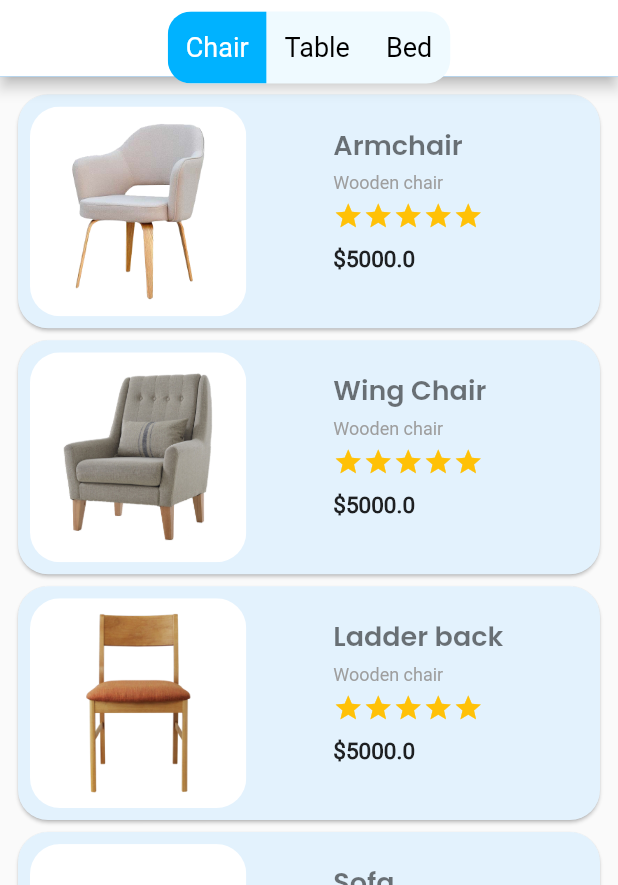
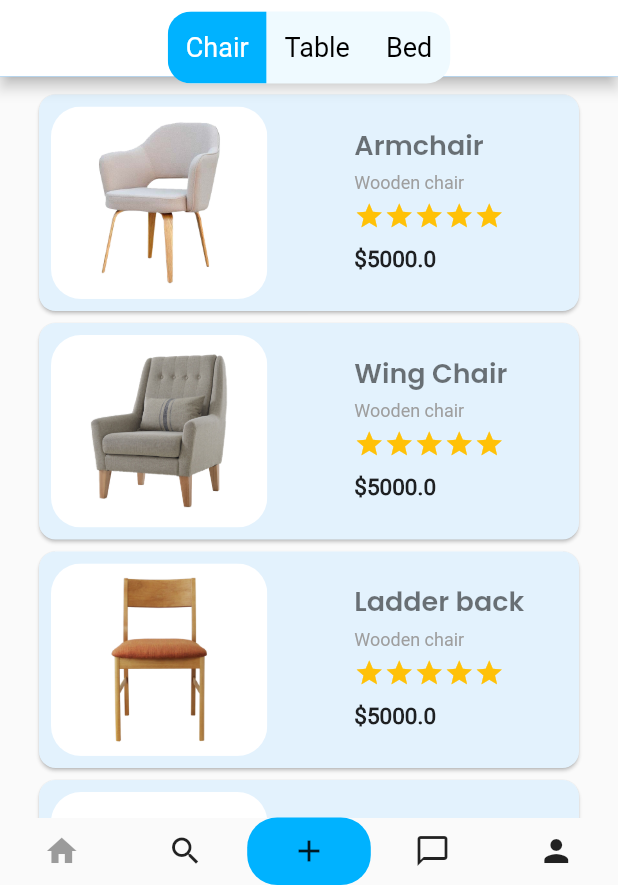
Before and after one commit to PrantoMondal/Furniture_App, a Flutter app: the screen it shows after launch, on a phone screen of 412 x 824 dp, the part 351-1236 px from its top. Run offline on Flutter 3.47's test engine with Material 2 defaults, Android fonts, the phone set to English and light mode, and no system bars.

Commit message:
Bottom navigation added

```diff
--- a/lib/pages/home_page.dart
+++ b/lib/pages/home_page.dart
@@ -17,7 +17,7 @@ class _HomePageState extends State<HomePage> {
   Widget build(BuildContext context) {
     Color color1 = _colorFromHex("#4F4F4F");
     Color color2 = _colorFromHex("#9C9C9C");
-    List<bool> _selections = List.generate(3, (_) => false);
+    Color color3 = _colorFromHex("#00B2FF");
     return Scaffold(
         appBar: AppBar(
           toolbarHeight: 285, // Set this height
@@ -100,13 +100,62 @@ class _HomePageState extends State<HomePage> {
         body: GridView.count(
           crossAxisCount: 1,
           childAspectRatio: 2.416,
-          padding: const EdgeInsets.all(8.0),
+          padding: const EdgeInsets.symmetric(horizontal: 22,vertical: 8),
           children: furnitureList
               .map((furniture) => FurnitureItem(furniture: furniture))
               .toList(),
         ),
+        bottomNavigationBar: Row(
+          children: <Widget>[
+            Container(
+              height: 45,
+              width: MediaQuery.of(context).size.width/5,
+              decoration: BoxDecoration(
+                borderRadius: BorderRadius.all(Radius.circular(20)),
+                //color: Colors.white
+              ),
 
+              child: Icon(Icons.home,color: Colors.black38,),
+            ),
+            Container(
+              height:45,
+              width: MediaQuery.of(context).size.width/5,
+              decoration: BoxDecoration(
+                borderRadius: BorderRadius.all(Radius.circular(20)),
+                //color: Colors.white
+              ),
 
+              child: Icon(Icons.search),
+            ),Container(
+              height: 45,
+              width: MediaQuery.of(context).size.width/5,
+              decoration: BoxDecoration(
+                borderRadius: BorderRadius.all(Radius.circular(20)),
+                color: color3
+              ),
+
+              child: Icon(Icons.add),
+            ),Container(
+              height: 45,
+              width: MediaQuery.of(context).size.width/5,
+              decoration: BoxDecoration(
+                borderRadius: BorderRadius.all(Radius.circular(20)),
+                //color: Colors.white
+              ),
+
+              child: Icon(Icons.chat_bubble_outline),
+            ),Container(
+              height: 45,
+              width: MediaQuery.of(context).size.width/5,
+              decoration: BoxDecoration(
+                borderRadius: BorderRadius.all(Radius.circular(20)),
+                //color: Colors.white
+              ),
+
+              child: Icon(Icons.person),
+            ),
+          ],
+        ),
     );
   }
 }
@@ -127,7 +176,7 @@ class FurnitureItem extends StatelessWidget {
   @override
   Widget build(BuildContext context) {
     return Card(
-        shape: RoundedRectangleBorder(borderRadius: BorderRadius.circular(20)),
+        shape: RoundedRectangleBorder(borderRadius: BorderRadius.circular(11)),
         color: Colors.blue.shade50,
         child: InkWell(
           child: Container(
--- a/lib/widgets/category_button.dart
+++ b/lib/widgets/category_button.dart
@@ -22,7 +22,6 @@ class _CategoryBtnState extends State<categoryBtn> {
     //color: buttonUnselectedColor,
 
     child: ToggleButtons(
-
       borderRadius: BorderRadius.all(Radius.circular(16)),
       isSelected: isSelected,
       selectedColor: Colors.white,
```
